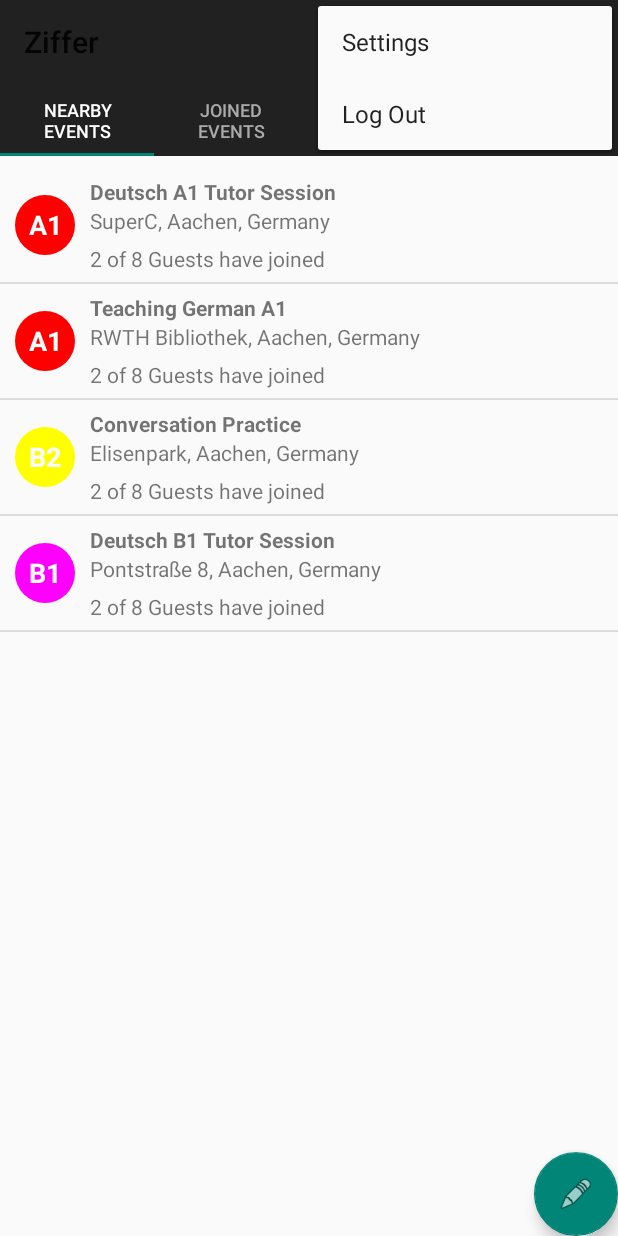
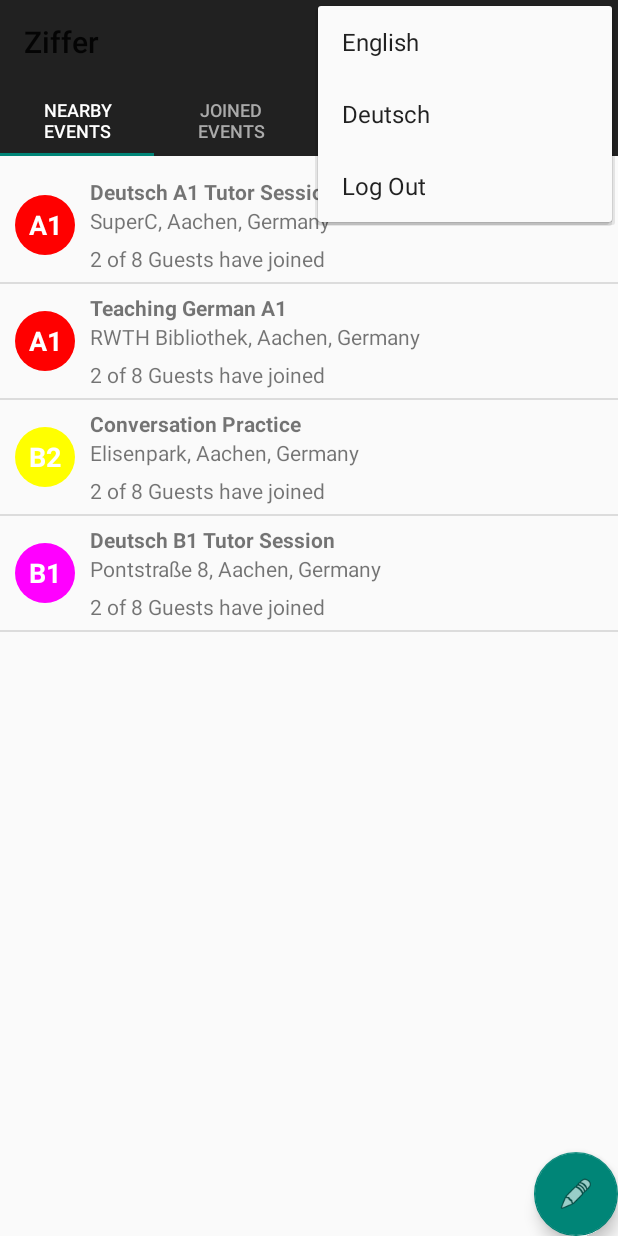
Before and after one commit to jbonot/ziffer, an Android app: the screen it shows after launch (MainActivity), with the options menu open, on a phone screen of 412 x 824 dp. Run offline under Robolectric (Android 15) with nearby library versions, the phone set to English and light mode, and no system bars; libraries missing offline, so code that uses them is left out: com.facebook, com.facebook.login; 13 statements that could not run were skipped.

Commit message:
Add German translations for tab layout. #18

```diff
--- a/app/src/main/java/de/rwth_aachen/ziffer/MainActivity.java
+++ b/app/src/main/java/de/rwth_aachen/ziffer/MainActivity.java
@@ -4,6 +4,7 @@ import android.app.SearchManager;
 import android.content.Context;
 
 import android.content.Intent;
+import android.content.res.Configuration;
 import android.os.Bundle;
 import android.support.v4.view.ViewPager;
 import android.view.View;
@@ -13,6 +14,8 @@ import android.view.Menu;
 import android.view.MenuItem;
 import android.widget.ListAdapter;
 import android.widget.SearchView;
+
+import java.util.Locale;
 
 public class MainActivity extends AppCompatActivity {
 
@@ -27,10 +30,10 @@ public class MainActivity extends AppCompatActivity {
 
         ViewPager viewPager = (ViewPager) findViewById(R.id.viewPager);
         ViewPagerAdapter viewPagerAdapter = new ViewPagerAdapter(getSupportFragmentManager());
-        viewPagerAdapter.addFragments(new LocalEventsFragment(), "Nearby Events");
-        viewPagerAdapter.addFragments(new JoinedEventsFragment(), "Joined Events");
-        viewPagerAdapter.addFragments(new ProfileFragment(), "Profile");
-        viewPagerAdapter.addFragments(new NotificationsFragment(), "Notifications");
+        viewPagerAdapter.addFragments(new LocalEventsFragment(), getResources().getString(R.string.nearby_events));
+        viewPagerAdapter.addFragments(new JoinedEventsFragment(), getResources().getString(R.string.joined_events));
+        viewPagerAdapter.addFragments(new ProfileFragment(), getResources().getString(R.string.profile));
+        viewPagerAdapter.addFragments(new NotificationsFragment(), getResources().getString(R.string.notifications));
         viewPager.setAdapter(viewPagerAdapter);
         viewPager.setAdapter(viewPagerAdapter);
         ((IconTextTabLayout) findViewById(R.id.tabLayout)).setupWithViewPager(viewPager);
@@ -61,6 +64,24 @@ public class MainActivity extends AppCompatActivity {
             Intent intent = new Intent(this, FilterActivity.class);
             startActivity(intent);
             return true;
+        } else if (id == R.id.action_set_en) {
+            Locale locale = new Locale("en");
+            Locale.setDefault(locale);
+            Configuration config = new Configuration();
+            config.locale = locale;
+            getBaseContext().getResources().updateConfiguration(config,
+                    getBaseContext().getResources().getDisplayMetrics());
+            recreate();
+            return true;
+        } else if (id == R.id.action_set_de) {
+            Locale locale = new Locale("de");
+            Locale.setDefault(locale);
+            Configuration config = new Configuration();
+            config.locale = locale;
+            getBaseContext().getResources().updateConfiguration(config,
+                    getBaseContext().getResources().getDisplayMetrics());
+            recreate();
+            return true;
         }
 
         return super.onOptionsItemSelected(item);
--- a/app/src/main/res/menu/main.xml
+++ b/app/src/main/res/menu/main.xml
@@ -13,8 +13,10 @@
         android:icon="@android:drawable/ic_dialog_dialer"
         app:showAsAction="always" />
 
-    <item android:id="@+id/action_settings"
-        android:title="Settings" app:showAsAction="ifRoom" />
+    <item android:id="@+id/action_set_en"
+        android:title="English" app:showAsAction="ifRoom" />
+    <item android:id="@+id/action_set_de"
+        android:title="Deutsch" app:showAsAction="ifRoom" />
     <item android:id="@+id/action_logout"
         android:title="Log Out" app:showAsAction="ifRoom" />
 </menu>
--- a/app/src/main/res/values/strings.xml
+++ b/app/src/main/res/values/strings.xml
@@ -6,5 +6,8 @@
     <string name="action_notifications">Notifications</string>
     <string name="action_filter">Filter Events</string>
     <string name="facebook_app_id">864050240388656</string>
-
+    <string name="nearby_events">Nearby Events</string>
+    <string name="joined_events">Joined Events</string>
+    <string name="profile">Profile</string>
+    <string name="notifications">Notifications</string>
 </resources>
```
Also changed, not shown: 1 other file.
